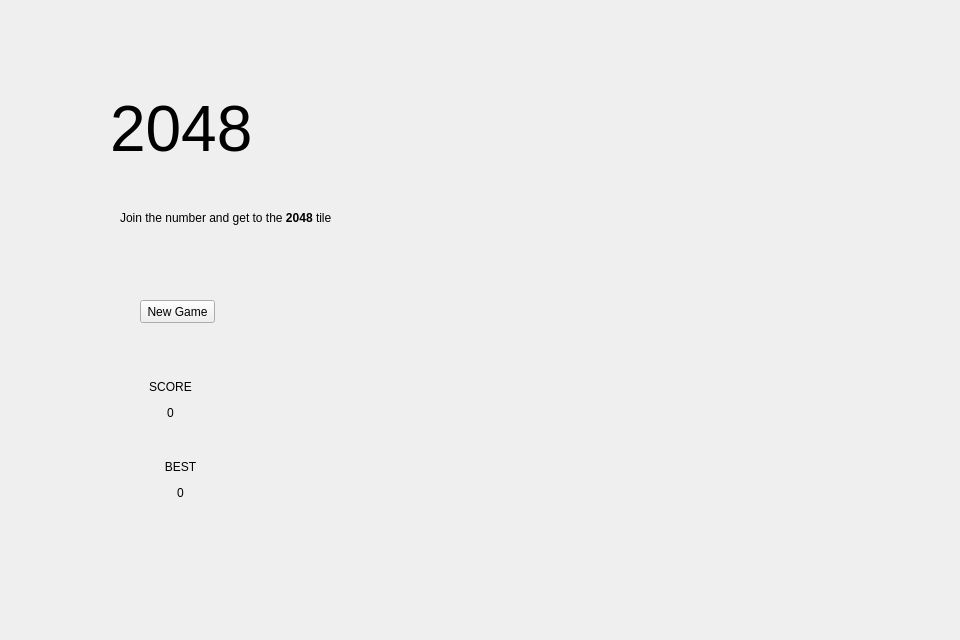
First picture: the form in mainwindow.ui, repository Sean1127/pd2-2048, before the edit.
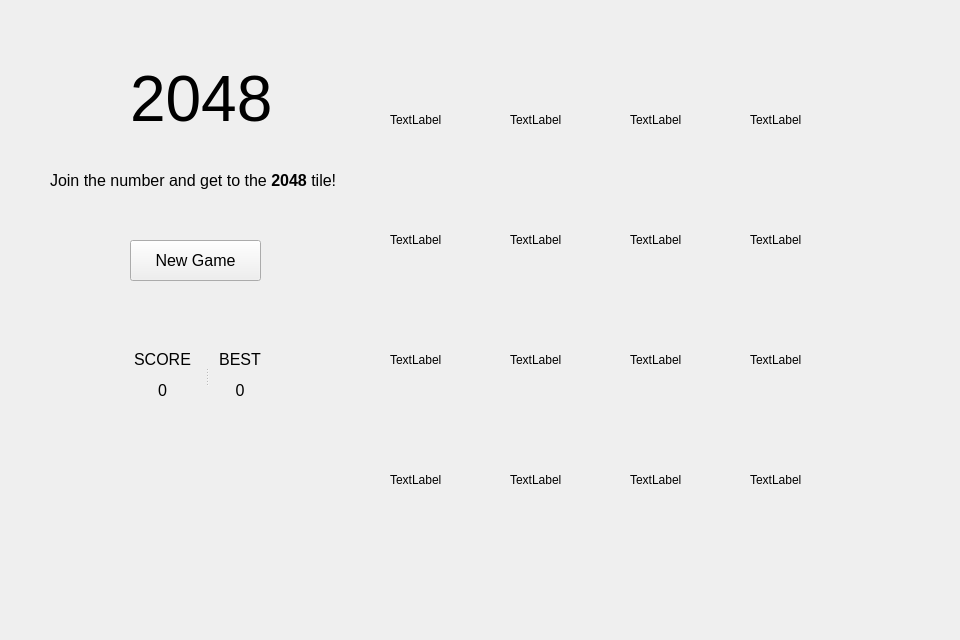
Second picture: the form after the edit. Icons and pictures are not drawn.

Patch:
```diff
--- a/mainwindow.ui
+++ b/mainwindow.ui
@@ -33,8 +33,8 @@
    <widget class="QLabel" name="title">
     <property name="geometry">
      <rect>
-      <x>110</x>
-      <y>90</y>
+      <x>130</x>
+      <y>60</y>
       <width>141</width>
       <height>81</height>
      </rect>
@@ -46,55 +46,265 @@
    <widget class="QLabel" name="line">
     <property name="geometry">
      <rect>
-      <x>120</x>
-      <y>210</y>
-      <width>211</width>
-      <height>16</height>
+      <x>50</x>
+      <y>170</y>
+      <width>301</width>
+      <height>21</height>
      </rect>
     </property>
     <property name="text">
-     <string>&lt;html&gt;&lt;head/&gt;&lt;body&gt;&lt;p&gt;Join the number and get to the &lt;span style=&quot; font-weight:600;&quot;&gt;2048 &lt;/span&gt;tile!&lt;/p&gt;&lt;/body&gt;&lt;/html&gt;</string>
-    </property>
-   </widget>
-   <widget class="QLabel" name="score">
-    <property name="geometry">
-     <rect>
-      <x>140</x>
-      <y>380</y>
-      <width>61</width>
-      <height>41</height>
-     </rect>
-    </property>
-    <property name="text">
-     <string>&lt;html&gt;&lt;head/&gt;&lt;body&gt;&lt;p align=&quot;center&quot;&gt;SCORE&lt;/p&gt;&lt;p align=&quot;center&quot;&gt;0&lt;/p&gt;&lt;/body&gt;&lt;/html&gt;</string>
-    </property>
-   </widget>
-   <widget class="QLabel" name="best">
-    <property name="geometry">
-     <rect>
-      <x>160</x>
-      <y>460</y>
-      <width>41</width>
-      <height>41</height>
-     </rect>
-    </property>
-    <property name="text">
-     <string>&lt;html&gt;&lt;head/&gt;&lt;body&gt;&lt;p align=&quot;center&quot;&gt;BEST&lt;/p&gt;&lt;p align=&quot;center&quot;&gt;0&lt;/p&gt;&lt;/body&gt;&lt;/html&gt;</string>
+     <string>&lt;html&gt;&lt;head/&gt;&lt;body&gt;&lt;p&gt;&lt;span style=&quot; font-size:12pt;&quot;&gt;Join the number and get to the &lt;/span&gt;&lt;span style=&quot; font-size:12pt; font-weight:600;&quot;&gt;2048 &lt;/span&gt;&lt;span style=&quot; font-size:12pt;&quot;&gt;tile!&lt;/span&gt;&lt;/p&gt;&lt;/body&gt;&lt;/html&gt;</string>
     </property>
    </widget>
    <widget class="QPushButton" name="restart">
     <property name="geometry">
      <rect>
-      <x>140</x>
-      <y>300</y>
-      <width>75</width>
-      <height>23</height>
+      <x>130</x>
+      <y>240</y>
+      <width>131</width>
+      <height>41</height>
      </rect>
     </property>
+    <property name="font">
+     <font>
+      <pointsize>12</pointsize>
+     </font>
+    </property>
     <property name="text">
      <string>New Game</string>
     </property>
    </widget>
+   <widget class="QSplitter" name="splitter">
+    <property name="geometry">
+     <rect>
+      <x>120</x>
+      <y>350</y>
+      <width>151</width>
+      <height>51</height>
+     </rect>
+    </property>
+    <property name="orientation">
+     <enum>Qt::Horizontal</enum>
+    </property>
+    <widget class="QLabel" name="score">
+     <property name="text">
+      <string>&lt;html&gt;&lt;head/&gt;&lt;body&gt;&lt;p align=&quot;center&quot;&gt;&lt;span style=&quot; font-size:12pt;&quot;&gt;SCORE&lt;/span&gt;&lt;/p&gt;&lt;p align=&quot;center&quot;&gt;&lt;span style=&quot; font-size:12pt;&quot;&gt;0&lt;/span&gt;&lt;/p&gt;&lt;/body&gt;&lt;/html&gt;</string>
+     </property>
+    </widget>
+    <widget class="QLabel" name="best">
+     <property name="text">
+      <string>&lt;html&gt;&lt;head/&gt;&lt;body&gt;&lt;p align=&quot;center&quot;&gt;&lt;span style=&quot; font-size:12pt;&quot;&gt;BEST&lt;/span&gt;&lt;/p&gt;&lt;p align=&quot;center&quot;&gt;&lt;span style=&quot; font-size:12pt;&quot;&gt;0&lt;/span&gt;&lt;/p&gt;&lt;/body&gt;&lt;/html&gt;</string>
+     </property>
+    </widget>
+   </widget>
+   <widget class="QLabel" name="A1">
+    <property name="geometry">
+     <rect>
+      <x>390</x>
+      <y>70</y>
+      <width>100</width>
+      <height>100</height>
+     </rect>
+    </property>
+    <property name="text">
+     <string>TextLabel</string>
+    </property>
+   </widget>
+   <widget class="QLabel" name="A2">
+    <property name="geometry">
+     <rect>
+      <x>510</x>
+      <y>70</y>
+      <width>100</width>
+      <height>100</height>
+     </rect>
+    </property>
+    <property name="text">
+     <string>TextLabel</string>
+    </property>
+   </widget>
+   <widget class="QLabel" name="B4">
+    <property name="geometry">
+     <rect>
+      <x>750</x>
+      <y>190</y>
+      <width>100</width>
+      <height>100</height>
+     </rect>
+    </property>
+    <property name="text">
+     <string>TextLabel</string>
+    </property>
+   </widget>
+   <widget class="QLabel" name="B1">
+    <property name="geometry">
+     <rect>
+      <x>390</x>
+      <y>190</y>
+      <width>100</width>
+      <height>100</height>
+     </rect>
+    </property>
+    <property name="text">
+     <string>TextLabel</string>
+    </property>
+   </widget>
+   <widget class="QLabel" name="B2">
+    <property name="geometry">
+     <rect>
+      <x>510</x>
+      <y>190</y>
+      <width>100</width>
+      <height>100</height>
+     </rect>
+    </property>
+    <property name="text">
+     <string>TextLabel</string>
+    </property>
+   </widget>
+   <widget class="QLabel" name="B3">
+    <property name="geometry">
+     <rect>
+      <x>630</x>
+      <y>190</y>
+      <width>100</width>
+      <height>100</height>
+     </rect>
+    </property>
+    <property name="text">
+     <string>TextLabel</string>
+    </property>
+   </widget>
+   <widget class="QLabel" name="A4">
+    <property name="geometry">
+     <rect>
+      <x>750</x>
+      <y>70</y>
+      <width>100</width>
+      <height>100</height>
+     </rect>
+    </property>
+    <property name="text">
+     <string>TextLabel</string>
+    </property>
+   </widget>
+   <widget class="QLabel" name="A3">
+    <property name="geometry">
+     <rect>
+      <x>630</x>
+      <y>70</y>
+      <width>100</width>
+      <height>100</height>
+     </rect>
+    </property>
+    <property name="text">
+     <string>TextLabel</string>
+    </property>
+   </widget>
+   <widget class="QLabel" name="C3">
+    <property name="geometry">
+     <rect>
+      <x>630</x>
+      <y>310</y>
+      <width>100</width>
+      <height>100</height>
+     </rect>
+    </property>
+    <property name="text">
+     <string>TextLabel</string>
+    </property>
+   </widget>
+   <widget class="QLabel" name="C2">
+    <property name="geometry">
+     <rect>
+      <x>510</x>
+      <y>310</y>
+      <width>100</width>
+      <height>100</height>
+     </rect>
+    </property>
+    <property name="text">
+     <string>TextLabel</string>
+    </property>
+   </widget>
+   <widget class="QLabel" name="C1">
+    <property name="geometry">
+     <rect>
+      <x>390</x>
+      <y>310</y>
+      <width>100</width>
+      <height>100</height>
+     </rect>
+    </property>
+    <property name="text">
+     <string>TextLabel</string>
+    </property>
+   </widget>
+   <widget class="QLabel" name="D1">
+    <property name="geometry">
+     <rect>
+      <x>390</x>
+      <y>430</y>
+      <width>100</width>
+      <height>100</height>
+     </rect>
+    </property>
+    <property name="text">
+     <string>TextLabel</string>
+    </property>
+   </widget>
+   <widget class="QLabel" name="C4">
+    <property name="geometry">
+     <rect>
+      <x>750</x>
+      <y>310</y>
+      <width>100</width>
+      <height>100</height>
+     </rect>
+    </property>
+    <property name="text">
+     <string>TextLabel</string>
+    </property>
+   </widget>
+   <widget class="QLabel" name="D2">
+    <property name="geometry">
+     <rect>
+      <x>510</x>
+      <y>430</y>
+      <width>100</width>
+      <height>100</height>
+     </rect>
+    </property>
+    <property name="text">
+     <string>TextLabel</string>
+    </property>
+   </widget>
+   <widget class="QLabel" name="D3">
+    <property name="geometry">
+     <rect>
+      <x>630</x>
+      <y>430</y>
+      <width>100</width>
+      <height>100</height>
+     </rect>
+    </property>
+    <property name="text">
+     <string>TextLabel</string>
+    </property>
+   </widget>
+   <widget class="QLabel" name="D4">
+    <property name="geometry">
+     <rect>
+      <x>750</x>
+      <y>430</y>
+      <width>100</width>
+      <height>100</height>
+     </rect>
+    </property>
+    <property name="text">
+     <string>TextLabel</string>
+    </property>
+   </widget>
   </widget>
  </widget>
  <layoutdefault spacing="6" margin="11"/>
```
